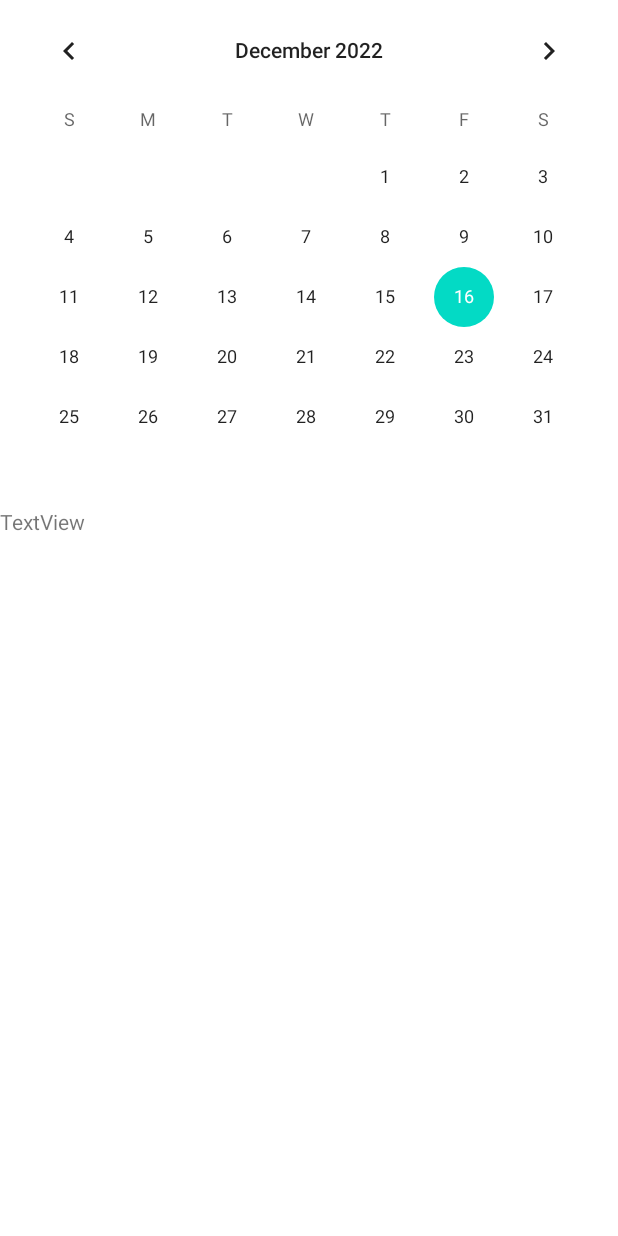
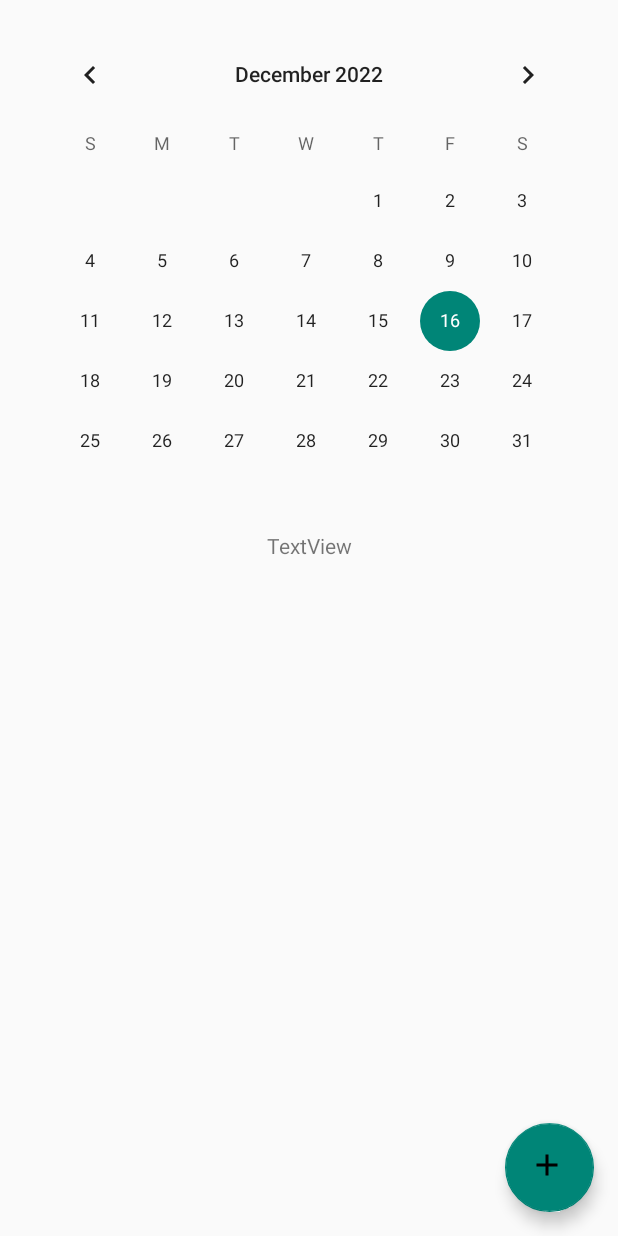
Before and after one commit to yujin45/Team3_Orda_Diary, an Android app: the layout activity_todolist.xml on its own in the app's theme, with its tools: preview values and no code run, on a phone screen of 412 x 824 dp. Run offline under Robolectric (Android 15) with nearby library versions, the phone set to English and light mode, and no system bars.

Commit message:
[일정 관리] 70% 완성

```diff
--- a/app/build.gradle
+++ b/app/build.gradle
@@ -33,7 +33,10 @@ dependencies {
     implementation 'androidx.appcompat:appcompat:1.5.1'
     implementation 'com.google.android.material:material:1.7.0'
     implementation 'androidx.constraintlayout:constraintlayout:2.1.4'
+    // material 1.7.0 추가
+    implementation 'com.google.android.material:material:1.7.0'
     testImplementation 'junit:junit:4.13.2'
     androidTestImplementation 'androidx.test.ext:junit:1.1.4'
     androidTestImplementation 'androidx.test.espresso:espresso-core:3.5.0'
+
 }
--- a/app/src/main/AndroidManifest.xml
+++ b/app/src/main/AndroidManifest.xml
@@ -13,7 +13,7 @@
         android:label="@string/app_name"
         android:roundIcon="@mipmap/ic_launcher_round"
         android:supportsRtl="true"
-        android:theme="@style/Theme.Team3_Orda_Diary"
+        android:theme="@style/Theme.AppCompat.Light.NoActionBar"
         tools:targetApi="31">
         <activity
             android:name=".TodolistActivity"
--- /dev/null
+++ b/app/src/main/res/drawable/ic_baseline_add_24.xml
@@ -0,0 +1,5 @@
+<vector android:height="24dp" android:tint="#000000"
+    android:viewportHeight="24" android:viewportWidth="24"
+    android:width="24dp" xmlns:android="http://schemas.android.com/apk/res/android">
+    <path android:fillColor="@android:color/white" android:pathData="M19,13h-6v6h-2v-6H5v-2h6V5h2v6h6v2z"/>
+</vector>
--- a/app/src/main/res/layout/activity_todolist.xml
+++ b/app/src/main/res/layout/activity_todolist.xml
@@ -1,15 +1,35 @@
 <?xml version="1.0" encoding="utf-8"?>
-<FrameLayout xmlns:android="http://schemas.android.com/apk/res/android"
+<androidx.constraintlayout.widget.ConstraintLayout xmlns:android="http://schemas.android.com/apk/res/android"
     xmlns:app="http://schemas.android.com/apk/res-auto"
     xmlns:tools="http://schemas.android.com/tools"
     android:layout_width="match_parent"
     android:layout_height="match_parent"
     tools:context=".TodolistActivity">
 
+    <com.google.android.material.floatingactionbutton.FloatingActionButton
+        android:id="@+id/todo_write"
+        android:layout_width="59dp"
+        android:layout_height="64dp"
+        android:layout_marginEnd="16dp"
+        android:layout_marginBottom="16dp"
+        android:background="#3282D8"
+        android:clickable="true"
+        app:layout_constraintBottom_toBottomOf="parent"
+        app:layout_constraintEnd_toEndOf="parent"
+        app:srcCompat="@drawable/ic_baseline_add_24"
+        tools:ignore="SpeakableTextPresentCheck" />
+
     <LinearLayout
+        android:id="@+id/linearLayout"
         android:layout_width="match_parent"
-        android:layout_height="match_parent"
-        android:orientation="vertical">
+        android:layout_height="wrap_content"
+        android:layout_marginStart="16dp"
+        android:layout_marginTop="16dp"
+        android:layout_marginEnd="16dp"
+        android:orientation="vertical"
+        app:layout_constraintEnd_toEndOf="parent"
+        app:layout_constraintStart_toStartOf="parent"
+        app:layout_constraintTop_toTopOf="parent">
 
         <CalendarView
             android:id="@+id/todo_calendar"
@@ -20,7 +40,14 @@
             android:id="@+id/todo_today"
             android:layout_width="match_parent"
             android:layout_height="wrap_content"
+            android:gravity="center"
             android:text="TextView" />
 
+        <androidx.recyclerview.widget.RecyclerView
+            android:id="@+id/todo_list"
+            android:layout_width="match_parent"
+            android:layout_height="match_parent" />
+
     </LinearLayout>
-</FrameLayout>
+
+</androidx.constraintlayout.widget.ConstraintLayout>
```
Also changed, not shown: app/src/main/java/smu/team3_orda_diary/DBHelper.java (added, +83 -0 lines), app/src/main/java/smu/team3_orda_diary/TodoCustomAdapter.java (added, +57 -0 lines), app/src/main/java/smu/team3_orda_diary/TodoItem.java (added, +45 -0 lines), app/src/main/res/layout/dialog_edit_todo.xml (added, +77 -0 lines), app/src/main/res/layout/item_todo_list.xml (added, +41 -0 lines).
